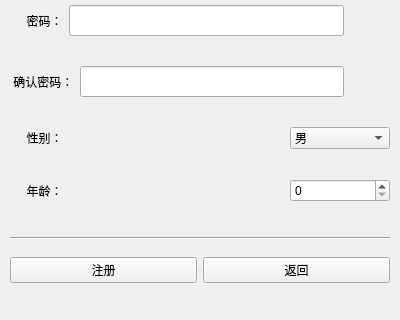
The window that src/LogIn/registerdialog.ui (rainvie/QTSupermarket) describes before a commit, drawn with Qt 5; both pictures show x 0 to 400 and y 200 to 520 of the 400 by 520 pixel window.
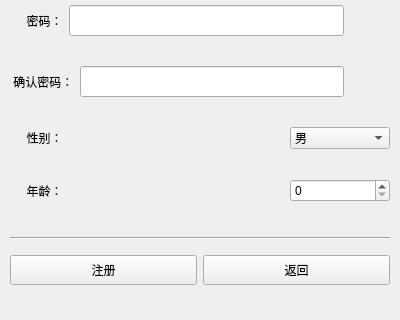
The same window after the commit. Icons and pictures are not drawn.

```diff
--- a/src/LogIn/registerdialog.ui
+++ b/src/LogIn/registerdialog.ui
@@ -312,6 +312,12 @@
       <property name="text">
        <string>注册</string>
       </property>
+      <property name="minimumSize">
+       <size>
+        <width>0</width>
+        <height>30</height>
+       </size>
+      </property>
      </widget>
     </item>
     <item>
@@ -319,6 +325,12 @@
       <property name="text">
        <string>返回</string>
       </property>
+      <property name="minimumSize">
+       <size>
+        <width>0</width>
+        <height>30</height>
+       </size>
+      </property>
      </widget>
     </item>
    </layout>
```
